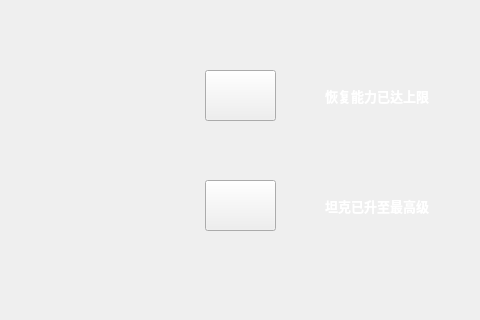
First picture: the form in TankGame/tank_budget.ui, repository anlowee/TankGame, before the edit; both pictures show x 95 to 575 and y 0 to 320 of the 1050 by 633 pixel window.
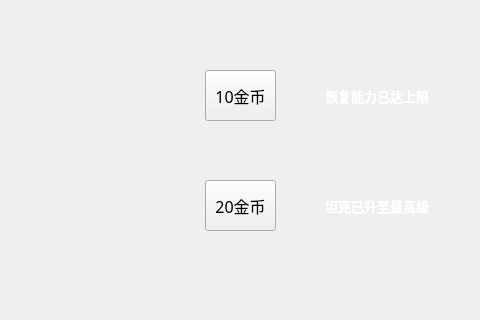
Second picture: the form after the edit. Icons and pictures are not drawn.

Diff of the .ui file:
```diff
--- a/TankGame/tank_budget.ui
+++ b/TankGame/tank_budget.ui
@@ -10,6 +10,18 @@
     <height>633</height>
    </rect>
   </property>
+  <property name="minimumSize">
+   <size>
+    <width>1050</width>
+    <height>633</height>
+   </size>
+  </property>
+  <property name="maximumSize">
+   <size>
+    <width>1050</width>
+    <height>633</height>
+   </size>
+  </property>
   <property name="windowTitle">
    <string>Form</string>
   </property>
@@ -25,11 +37,17 @@
      <height>51</height>
     </rect>
    </property>
+   <property name="font">
+    <font>
+     <family>Showcard Gothic</family>
+     <pointsize>12</pointsize>
+    </font>
+   </property>
    <property name="styleSheet">
     <string notr="true">border-image: url(:/sample/photo/Shop_pic/Shop_button.jpg);</string>
    </property>
    <property name="text">
-    <string/>
+    <string>20金币</string>
    </property>
   </widget>
   <widget class="QPushButton" name="backButton">
@@ -165,11 +183,17 @@
      <height>51</height>
     </rect>
    </property>
+   <property name="font">
+    <font>
+     <family>Showcard Gothic</family>
+     <pointsize>12</pointsize>
+    </font>
+   </property>
    <property name="styleSheet">
     <string notr="true">border-image: url(:/sample/photo/Shop_pic/Shop_button.jpg);</string>
    </property>
    <property name="text">
-    <string/>
+    <string>10金币</string>
    </property>
   </widget>
   <widget class="QLabel" name="tankLable">
```
